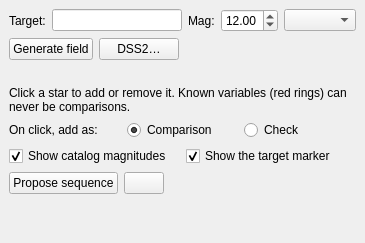
Before: the Qt Designer form nightscribe/gui/ui/ufe_compare_tab.ui in irydeo/nightscribe, drawn with Qt 5.
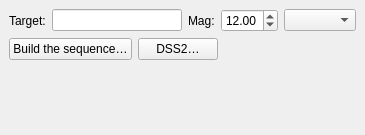
After: the same form once the commit is applied.

```diff
--- a/nightscribe/gui/ui/ufe_compare_tab.ui
+++ b/nightscribe/gui/ui/ufe_compare_tab.ui
@@ -21,34 +21,14 @@
     </layout>
    </item>
    <item>
-    <layout class="QHBoxLayout" name="row_field">
-     <item><widget class="QPushButton" name="btn_field"><property name="text"><string>Generate field</string></property><property name="toolTip"><string>Query the catalog (and VSX variables) around the plate centre</string></property></widget></item>
+    <layout class="QHBoxLayout" name="row_auto">
+     <item><widget class="QPushButton" name="btn_auto"><property name="text"><string>Build the sequence…</string></property><property name="toolTip"><string>The normal path: query the catalog (and VSX variables) around the plate centre and propose the comparisons in one go</string></property></widget></item>
      <item><widget class="QPushButton" name="btn_dss"><property name="text"><string>DSS2…</string></property><property name="toolTip"><string>No plate of your own? Download the field from the survey (PS1-g, DSS2-red fallback) as a FITS with WCS and work on it directly</string></property></widget></item>
-     <item><spacer name="hsp_field"><property name="orientation"><enum>Qt::Horizontal</enum></property><property name="sizeHint" stdset="0"><size><width>40</width><height>20</height></size></property></spacer></item>
+     <item><spacer name="hsp_auto"><property name="orientation"><enum>Qt::Horizontal</enum></property><property name="sizeHint" stdset="0"><size><width>40</width><height>20</height></size></property></spacer></item>
     </layout>
    </item>
    <item><widget class="QLabel" name="lbl_status"><property name="text"><string/></property><property name="wordWrap"><bool>true</bool></property></widget></item>
-   <item><widget class="QLabel" name="lbl_hint"><property name="text"><string>Click a star to add or remove it. Known variables (red rings) can never be comparisons.</string></property><property name="wordWrap"><bool>true</bool></property></widget></item>
-   <item>
-    <layout class="QHBoxLayout" name="row_pick">
-     <item><widget class="QLabel" name="lbl_pick"><property name="text"><string>On click, add as:</string></property></widget></item>
-     <item><widget class="QRadioButton" name="rdo_comp"><property name="text"><string>Comparison</string></property><property name="checked"><bool>true</bool></property></widget></item>
-     <item><widget class="QRadioButton" name="rdo_check"><property name="text"><string>Check</string></property></widget></item>
-    </layout>
-   </item>
-   <item>
-    <layout class="QHBoxLayout" name="row_show">
-     <item><widget class="QCheckBox" name="chk_labels"><property name="text"><string>Show catalog magnitudes</string></property><property name="checked"><bool>true</bool></property></widget></item>
-     <item><widget class="QCheckBox" name="chk_target"><property name="text"><string>Show the target marker</string></property><property name="toolTip"><string>The amber ring that marks the target on the plate</string></property><property name="checked"><bool>true</bool></property></widget></item>
-    </layout>
-   </item>
-   <item>
-    <layout class="QHBoxLayout" name="row_propose">
-     <item><widget class="QPushButton" name="btn_propose"><property name="text"><string>Propose sequence</string></property><property name="toolTip"><string>Automatic proposal: isolated, non-variable stars matched to the target's brightness</string></property></widget></item>
-     <item><widget class="QPushButton" name="btn_seq_open"><property name="text"><string/></property><property name="toolTip"><string>The sequence table: the comparison stars and the check star with their catalog magnitudes (a small window: keep working while it is open)</string></property></widget></item>
-     <item><spacer name="hsp_propose"><property name="orientation"><enum>Qt::Horizontal</enum></property><property name="sizeHint" stdset="0"><size><width>40</width><height>20</height></size></property></spacer></item>
-    </layout>
-   </item>
+   <item><widget class="QWidget" name="ph_manual"/></item>
    <item><spacer name="vsp_compare"><property name="orientation"><enum>Qt::Vertical</enum></property><property name="sizeHint" stdset="0"><size><width>20</width><height>40</height></size></property></spacer></item>
   </layout>
  </widget>
```
Left out of the diff: 14 changed lines with no effect on the pictures.
